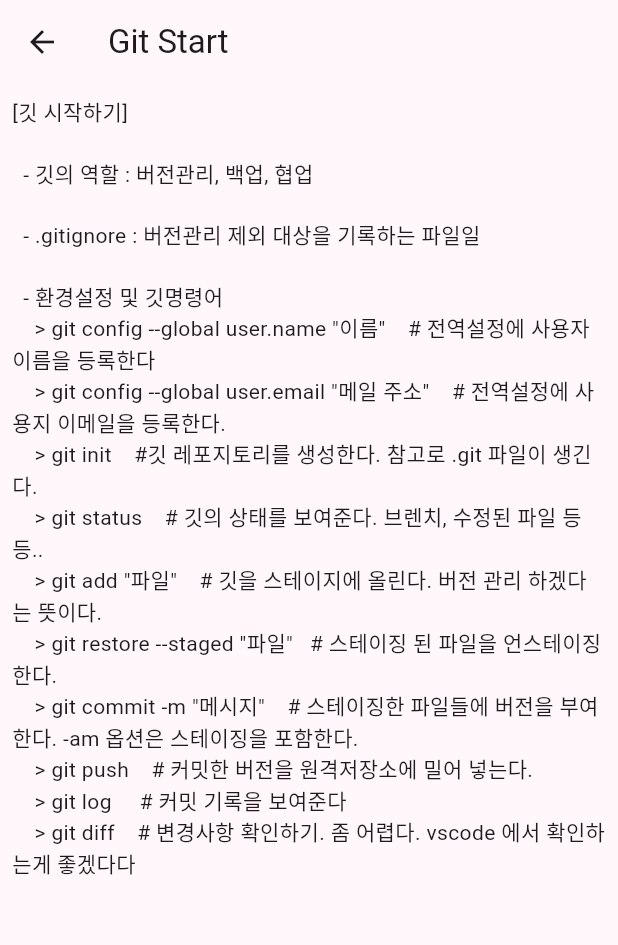
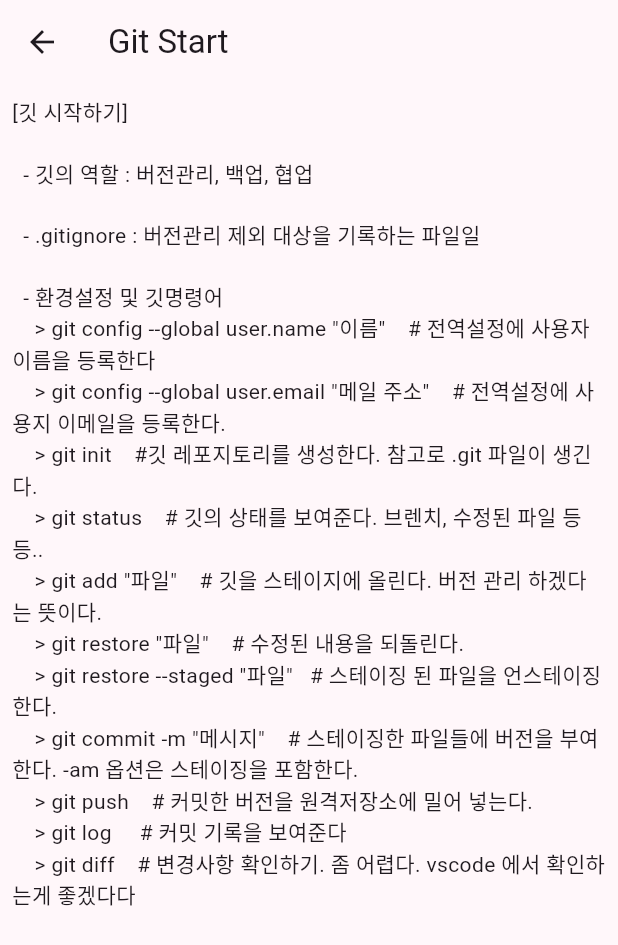
Before and after one commit to business-sixtick/git_learn, a Flutter app: the GitStartPage screen opened directly, on a phone screen of 412 x 824 dp. Shown: the top 945 px of the screen. Run offline on Flutter 3.47's test engine with Material 3 defaults, Android fonts, the light colour scheme and no system bars; our stand-ins replace flutter_riverpod; missing offline and left inert: window_size.

Commit message:
72 페이지지

```diff
--- a/lib/widgets/git_start_page.dart
+++ b/lib/widgets/git_start_page.dart
@@ -26,6 +26,7 @@ class GitStartPage extends ConsumerWidget {
     > git init    #깃 레포지토리를 생성한다. 참고로 .git 파일이 생긴다.
     > git status    # 깃의 상태를 보여준다. 브렌치, 수정된 파일 등등..
     > git add "파일"    # 깃을 스테이지에 올린다. 버전 관리 하겠다는 뜻이다.
+    > git restore "파일"    # 수정된 내용을 되돌린다.
     > git restore --staged "파일"   # 스테이징 된 파일을 언스테이징 한다.
     > git commit -m "메시지"    # 스테이징한 파일들에 버전을 부여한다. -am 옵션은 스테이징을 포함한다.
     > git push    # 커밋한 버전을 원격저장소에 밀어 넣는다.
```
Also changed, not shown: 1 other file.
